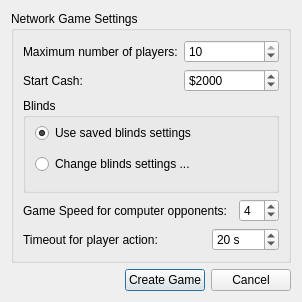
pokerth/pokerth, file src/gui/qt/createnetworkgamedialog.ui: the form before one commit.
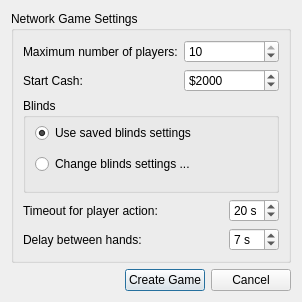
The form after the commit.

Commit message: add delay between hands option for network/internet game

What changed in the file:
```diff
--- a/src/gui/qt/createnetworkgamedialog.ui
+++ b/src/gui/qt/createnetworkgamedialog.ui
@@ -104,30 +104,7 @@
         </layout>
        </widget>
       </item>
-      <item row="3" column="0" colspan="3">
-       <widget class="QLabel" name="label_5">
-        <property name="text">
-         <string>Game Speed for computer opponents:</string>
-        </property>
-        <property name="buddy">
-         <cstring>spinBox_gameSpeed</cstring>
-        </property>
-       </widget>
-      </item>
-      <item row="3" column="3">
-       <widget class="QSpinBox" name="spinBox_gameSpeed">
-        <property name="minimum">
-         <number>1</number>
-        </property>
-        <property name="maximum">
-         <number>11</number>
-        </property>
-        <property name="value">
-         <number>4</number>
-        </property>
-       </widget>
-      </item>
-      <item row="4" column="0" colspan="2">
+      <item row="4" column="0" colspan="3">
        <widget class="QLabel" name="label_6">
         <property name="text">
          <string>Timeout for player action:</string>
@@ -137,7 +114,17 @@
         </property>
        </widget>
       </item>
-      <item row="4" column="2" colspan="2">
+      <item row="5" column="0" colspan="3">
+       <widget class="QLabel" name="label_5">
+        <property name="text">
+         <string>Delay between hands:</string>
+        </property>
+        <property name="buddy">
+         <cstring>spinBox_netDelayBetweenHands</cstring>
+        </property>
+       </widget>
+      </item>
+      <item row="4" column="3">
        <widget class="QSpinBox" name="spinBox_netTimeOutPlayerAction">
         <property name="suffix">
          <string> s</string>
@@ -153,6 +140,22 @@
         </property>
        </widget>
       </item>
+      <item row="5" column="3">
+       <widget class="QSpinBox" name="spinBox_netDelayBetweenHands">
+        <property name="suffix">
+         <string> s</string>
+        </property>
+        <property name="minimum">
+         <number>5</number>
+        </property>
+        <property name="maximum">
+         <number>20</number>
+        </property>
+        <property name="value">
+         <number>7</number>
+        </property>
+       </widget>
+      </item>
      </layout>
     </widget>
    </item>
```
Left out of the diff: 2 changed lines with no effect on the pictures. The commit also changes 10 other files.
